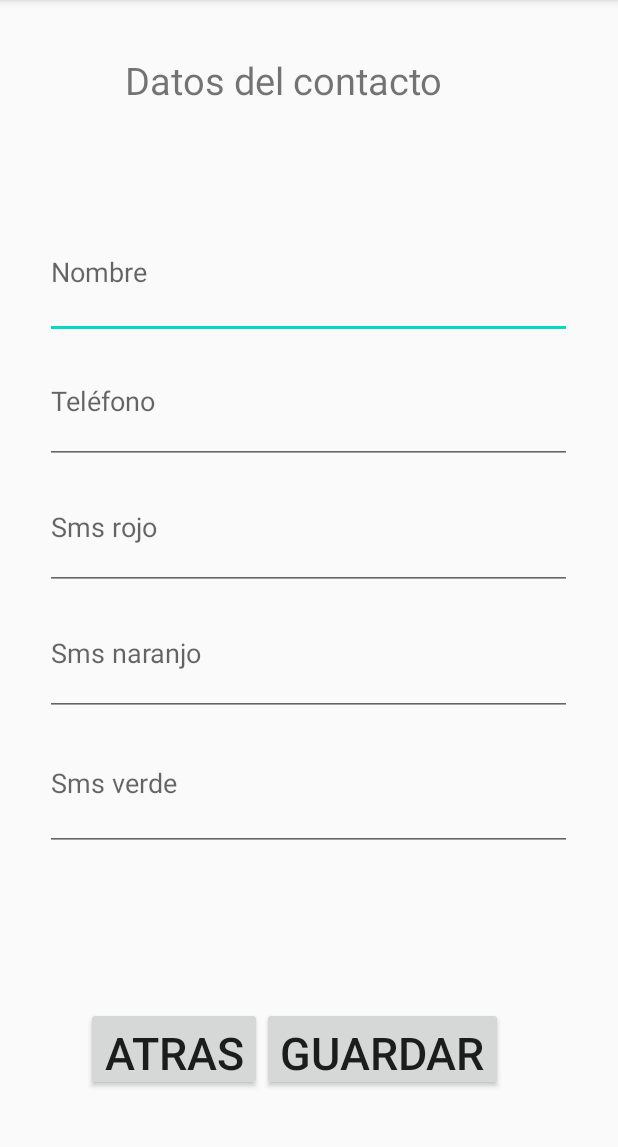
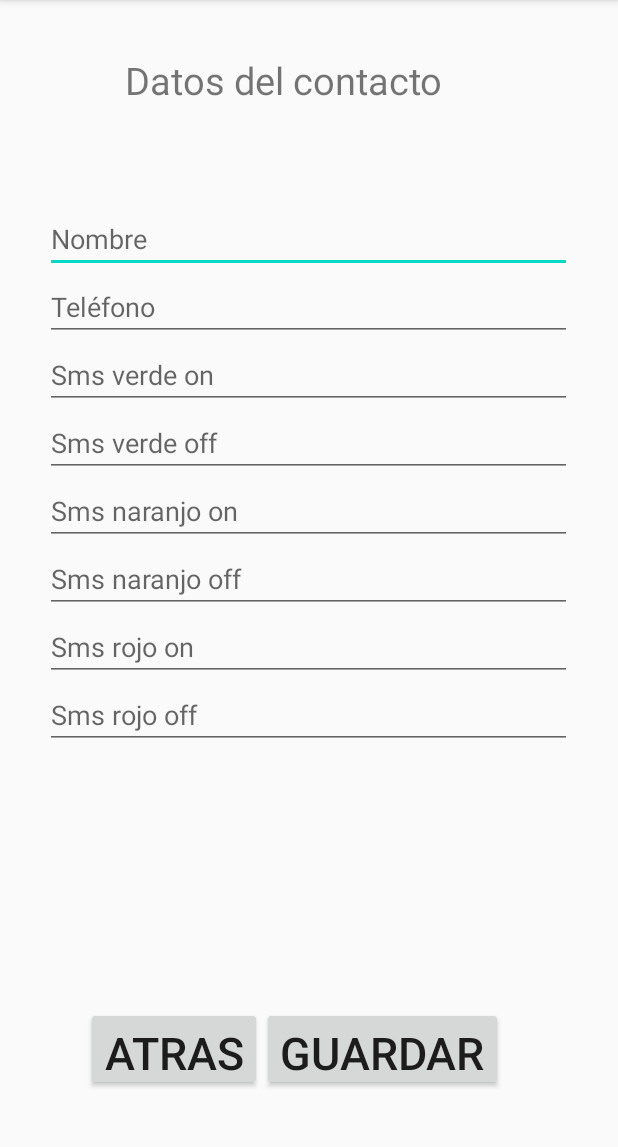
Before and after one commit to arthurwailer/Semaforo, an Android app: the screen it shows after launch (formulario), after a tap on "ADD", on a phone screen of 412 x 824 dp, the part 84-1231 px from its top. Run offline under Robolectric (Android 15) with nearby library versions, the phone set to English and light mode, and no system bars.

Commit message:
Funcion agregar contacto lista

```diff
--- a/app/src/main/java/com/example/semaforo/MainActivity.kt
+++ b/app/src/main/java/com/example/semaforo/MainActivity.kt
@@ -9,9 +9,8 @@ import androidx.recyclerview.widget.RecyclerView
 import kotlinx.android.synthetic.main.activity_main.*
 
 class MainActivity : AppCompatActivity() {
-    var contactos: ArrayList<ModeloDatoRecycler>? = null
-
-
+    internal lateinit var  db:SQLiteHelper
+    var contactos: ArrayList<ModeloDatoRecycler>? = ArrayList<ModeloDatoRecycler>()
     var layoutManager: RecyclerView.LayoutManager? = null
     var adaptadorCustom: AdaptadorCustom? = null
     var lista:RecyclerView? = null
@@ -21,24 +20,13 @@ class MainActivity : AppCompatActivity() {
         super.onCreate(savedInstanceState)
         setContentView(R.layout.activity_main)
 
-        contactos = ArrayList()
-        contactos?.add(ModeloDatoRecycler("alonso"))
-        contactos?.add(ModeloDatoRecycler("pericles"))
-        contactos?.add(ModeloDatoRecycler("sim"))
-        contactos?.add(ModeloDatoRecycler("Josefa"))
-        contactos?.add(ModeloDatoRecycler("Josefa6"))
-        contactos?.add(ModeloDatoRecycler("alonso"))
-        contactos?.add(ModeloDatoRecycler("pericles"))
-        contactos?.add(ModeloDatoRecycler("sim"))
-        contactos?.add(ModeloDatoRecycler("Josefa"))
-        contactos?.add(ModeloDatoRecycler("Josefa6"))
-
-        Log.i("", contactos!![0].toString())
+        db = SQLiteHelper(this)
+        db.allPerson
 
         lista = findViewById(R.id.layoutRecycler)
 
         layoutManager = LinearLayoutManager(this)
-        adaptadorCustom = AdaptadorCustom(contactos!!)
+        adaptadorCustom = AdaptadorCustom(db.allPerson as ArrayList<ModeloDatoRecycler>)
         lista?.layoutManager = layoutManager
         lista?.adapter = adaptadorCustom
 
--- a/app/src/main/java/com/example/semaforo/ModeloDatoRecycler.kt
+++ b/app/src/main/java/com/example/semaforo/ModeloDatoRecycler.kt
@@ -1,7 +1,7 @@
 package com.example.semaforo
 
-class ModeloDatoRecycler(nombre:String) {
-    var nombre:String? = ""
+class ModeloDatoRecycler(nombre: String?) {
+    var nombre:String? = null
     init {
         this.nombre = nombre
     }
--- a/app/src/main/java/com/example/semaforo/SQLiteHelper.kt
+++ b/app/src/main/java/com/example/semaforo/SQLiteHelper.kt
@@ -5,9 +5,9 @@ import android.content.Context
 import android.database.sqlite.SQLiteDatabase
 import android.database.sqlite.SQLiteOpenHelper
 import android.widget.Toast
-import java.net.IDN
 
 class SQLiteHelper: SQLiteOpenHelper {
+
 
     companion object{
         const val DATABASE_NAME = "contactos.db"
@@ -18,20 +18,27 @@ class SQLiteHelper: SQLiteOpenHelper {
         private const val ID = "_id"
         private const val NAME:String = "Name"
         private const val PHONE = "Telephone"
-        private const val SMS_ROJO:String = "sms_rojo"
-        private const val SMS_NARANJO:String = "sms_naranjo"
-        private const val SMS_VERDE:String = "sms_verde"
+        private const val SMS_ROJO_ON:String = "sms_rojo_on"
+        private const val SMS_ROJO_OFF:String = "sms_rojo_off"
+        private const val SMS_NARANJO_ON:String = "sms_naranjo_on"
+        private const val SMS_NARANJO_OFF:String = "sms_naranjo_off"
+        private const val SMS_VERDE_ON:String = "sms_verde_on"
+        private const val SMS_VERDE_OFF:String = "sms_verde_off"
 
         // conts para crear la tabla en OnCreate
         const val CREATE_TABLE:String = "CREATE TABLE IF NOT EXISTS "+TABLE_NAME+" "+ " (" +
                 ID + " INTEGER PRIMARY KEY, "+
                 NAME + " TEXT NOT NULL, "+
                 PHONE + " INTEGER NOT NULL, "+
-                SMS_ROJO + " TEXT NOT NULL, "+
-                SMS_NARANJO +" TEXT NOT NULL, "+
-                SMS_VERDE + " TEXT NOT NULL);"
+                SMS_ROJO_ON + " TEXT NOT NULL, "+
+                SMS_ROJO_OFF + " TEXT NOT NULL, "+
+                SMS_NARANJO_ON +" TEXT NOT NULL, "+
+                SMS_NARANJO_OFF +" TEXT NOT NULL, "+
+                SMS_VERDE_ON + " TEXT NOT NULL, "+
+                SMS_VERDE_OFF + " TEXT NOT NULL);"
 
     }
+
 
     var context:Context
 
@@ -55,12 +62,34 @@ class SQLiteHelper: SQLiteOpenHelper {
 
         values.put(NAME, modeloContacto.mName)
         values.put(PHONE, modeloContacto.mPhone)
-        values.put(SMS_ROJO, modeloContacto.mSmsRojo)
-        values.put(SMS_NARANJO, modeloContacto.mSmsNaranjo)
-        values.put(SMS_VERDE, modeloContacto.mSmsVerde)
+        values.put(SMS_ROJO_ON, modeloContacto.mSmsRojoOn)
+        values.put(SMS_ROJO_OFF, modeloContacto.mSmsRojoOff)
+        values.put(SMS_NARANJO_ON, modeloContacto.mSmsNaranjoOn)
+        values.put(SMS_NARANJO_OFF, modeloContacto.mSmsNaranjoOff)
+        values.put(SMS_VERDE_ON, modeloContacto.mSmsVerdeOn)
+        values.put(SMS_VERDE_OFF, modeloContacto.mSmsVerdeOff)
 
         db.insert(TABLE_NAME,null, values)
         Toast.makeText(context,"Contacto guardado",Toast.LENGTH_SHORT).show()// MENSAJE DE CONFIRMACION
         db.close()
     }
+
+
+    val allPerson:List<ModeloDatoRecycler>
+        get() {
+            var lstContacto = ArrayList<ModeloDatoRecycler>()
+            var selectQuery = "SELECT * FROM $TABLE_NAME"
+            val db: SQLiteDatabase? = this.writableDatabase
+            val cursor = db?.rawQuery(selectQuery,null)
+            if(cursor!!.moveToFirst()){
+                do{
+                    val contacto = ModeloDatoRecycler(null)
+                    contacto.nombre = cursor.getString(cursor.getColumnIndex(NAME))
+                    lstContacto.add(contacto)
+                }while(cursor.moveToNext())
+            }
+            return lstContacto
+        }
+
+
 }
--- a/app/src/main/res/layout/activity_formulario.xml
+++ b/app/src/main/res/layout/activity_formulario.xml
@@ -34,7 +34,7 @@
         <EditText
             android:id="@+id/personName"
             android:layout_width="match_parent"
-            android:layout_height="89dp"
+            android:layout_height="wrap_content"
             android:ems="10"
             android:hint="@string/txtNombre"
             android:inputType="textPersonName"
@@ -44,33 +44,57 @@
         <EditText
             android:id="@+id/personPhone"
             android:layout_width="match_parent"
-            android:layout_height="83dp"
+            android:layout_height="wrap_content"
             android:ems="10"
             android:hint="@string/txtTelefono"
             android:inputType="phone" />
 
         <EditText
-            android:id="@+id/textSmsRojo"
+            android:id="@+id/textSmsVerdeOn"
             android:layout_width="match_parent"
-            android:layout_height="84dp"
+            android:layout_height="wrap_content"
             android:ems="10"
-            android:hint="@string/smsColorRojo"
+            android:hint="@string/smsColorVerdeOn"
             android:inputType="textPersonName" />
 
         <EditText
-            android:id="@+id/textSmsNaranjo"
+            android:id="@+id/textSmsVerdeOff"
             android:layout_width="match_parent"
-            android:layout_height="84dp"
+            android:layout_height="wrap_content"
             android:ems="10"
-            android:hint="@string/smsColorNaranjo"
+            android:hint="@string/smsColorVerdeOff"
             android:inputType="textPersonName" />
 
         <EditText
-            android:id="@+id/textSmsVerde"
+            android:id="@+id/textSmsNaranjoOn"
             android:layout_width="match_parent"
-            android:layout_height="90dp"
+            android:layout_height="wrap_content"
             android:ems="10"
-            android:hint="@string/smsColorVerde"
+            android:hint="@string/smsColorNaranjoOn"
+            android:inputType="textPersonName" />
+
+        <EditText
+            android:id="@+id/textSmsNaranjoOff"
+            android:layout_width="match_parent"
+            android:layout_height="wrap_content"
+            android:ems="10"
+            android:hint="@string/smsColorNaranjoOff"
+            android:inputType="textPersonName" />
+
+        <EditText
+            android:id="@+id/textSmsRojoOn"
+            android:layout_width="match_parent"
+            android:layout_height="wrap_content"
+            android:ems="10"
+            android:hint="@string/smsColorRojoOn"
+            android:inputType="textPersonName" />
+
+        <EditText
+            android:id="@+id/textSmsRojoOff"
+            android:layout_width="match_parent"
+            android:layout_height="wrap_content"
+            android:ems="10"
+            android:hint="@string/smsColorRojoOff"
             android:inputType="textPersonName" />
 
 
--- a/app/src/main/res/values/strings.xml
+++ b/app/src/main/res/values/strings.xml
@@ -8,9 +8,12 @@
     <string name="txtDatosContacto">Datos del contacto</string>
     <string name="txtNombre">Nombre</string>
     <string name="txtTelefono">Teléfono</string>
-    <string name="smsColorVerde">Sms verde</string>
-    <string name="smsColorRojo">Sms rojo</string>
-    <string name="smsColorNaranjo">Sms naranjo</string>
+    <string name="smsColorVerdeOn">Sms verde on</string>
+    <string name="smsColorVerdeOff">Sms verde off</string>
+    <string name="smsColorRojoOn">Sms rojo on</string>
+    <string name="smsColorRojoOff">Sms rojo off</string>
+    <string name="smsColorNaranjoOn">Sms naranjo on</string>
+    <string name="smsColorNaranjoOff">Sms naranjo off</string>
     <string name="botonGuardar">Guardar</string>
 
 
```
Also changed, not shown: app/src/main/java/com/example/semaforo/ModeloContacto.kt (+18 -9 lines), app/src/main/java/com/example/semaforo/formulario.kt (+7 -4 lines).
